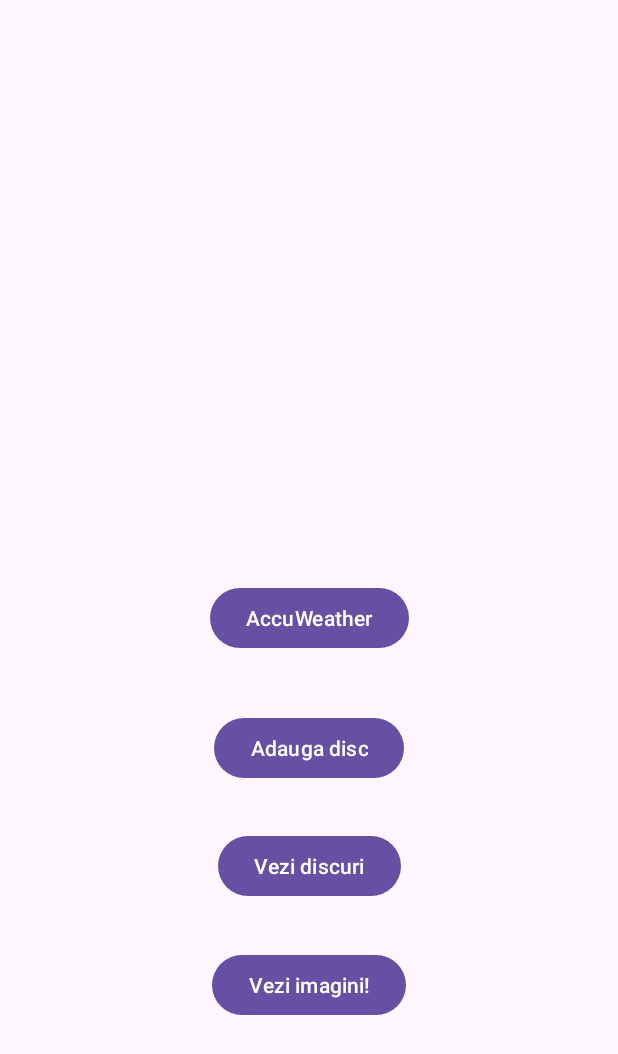
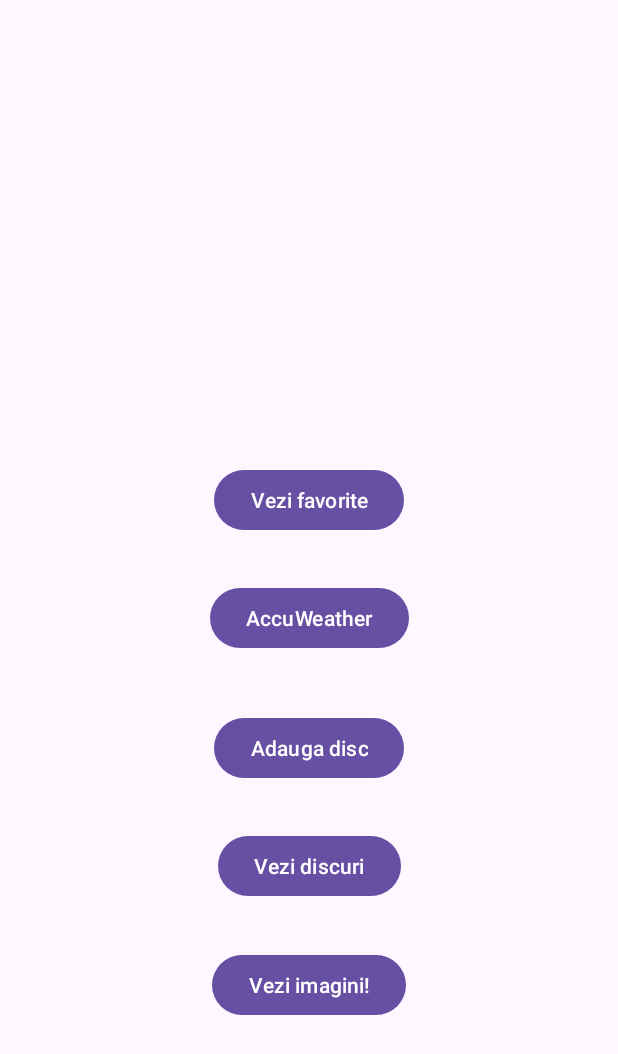
Before and after one commit to davidraicea/Raicea_David_ActivitateDAM2024, an Android app: the screen it shows after launch (MainActivity), on a phone screen of 412 x 824 dp. Shown: the top 1054 px of the screen. Run offline under Robolectric (Android 15) with nearby library versions, the phone set to English and light mode, and no system bars.

Commit message:
seminar04 - updated (tasks from seminar05 -> seminar11)

```diff
--- a/Seminar4/app/src/main/AndroidManifest.xml
+++ b/Seminar4/app/src/main/AndroidManifest.xml
@@ -14,6 +14,9 @@
         android:supportsRtl="true"
         android:theme="@style/Theme.Seminar04"
         tools:targetApi="31">
+        <activity
+            android:name=".ListaFavorite"
+            android:exported="false" />
         <activity
             android:name=".ActivityAccuWeather"
             android:exported="false" />
--- a/Seminar4/app/src/main/java/com/example/seminar04/MainActivity.java
+++ b/Seminar4/app/src/main/java/com/example/seminar04/MainActivity.java
@@ -79,6 +79,11 @@ public class MainActivity extends AppCompatActivity {
         startActivity(it);
     }
 
+    public void deschideFavorite(View view){
+        Intent it = new Intent(getApplicationContext(), ListaFavorite.class);
+        startActivity(it);
+    }
+
 
 
 }
--- a/Seminar4/app/src/main/res/layout/activity_main.xml
+++ b/Seminar4/app/src/main/res/layout/activity_main.xml
@@ -53,4 +53,16 @@
         android:onClick="deschideVreme"
         />
 
+    <Button
+        android:id="@+id/button3"
+        android:layout_width="wrap_content"
+        android:layout_height="wrap_content"
+        android:text="Vezi favorite"
+        app:layout_constraintBottom_toBottomOf="parent"
+        app:layout_constraintEnd_toEndOf="parent"
+        app:layout_constraintStart_toStartOf="parent"
+        app:layout_constraintTop_toTopOf="parent"
+        app:layout_constraintVertical_bias="0.399"
+        android:onClick="deschideFavorite"/>
+
 </androidx.constraintlayout.widget.ConstraintLayout>
```
Also changed, not shown: Seminar4/app/src/main/java/com/example/seminar04/ActivityLista.java (+22 -15 lines), Seminar4/app/src/main/java/com/example/seminar04/Disc.java (+10 -1 lines), Seminar4/app/src/main/java/com/example/seminar04/ListaFavorite.java (added, +50 -0 lines), Seminar4/app/src/main/java/com/example/seminar04/MainActivity2.java (+23 -0 lines), Seminar4/app/src/main/res/layout/activity_lista_favorite.xml (added, +16 -0 lines).
